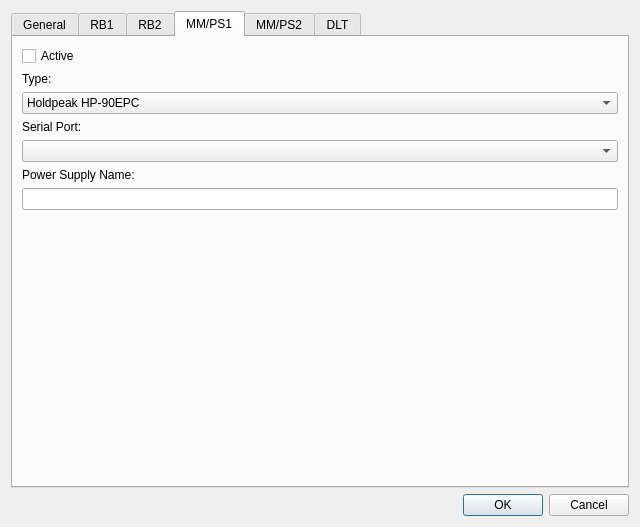
This is settingsdialog.ui in alexmucde/DLTPower as Qt 5 draws it before an edit. The edited form follows.
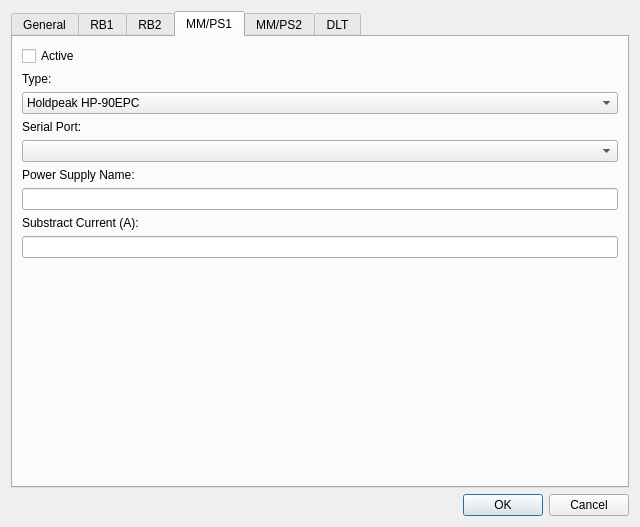
This is the edited form. The open tabs and pages were chosen to show the change.

Commit message: Added substract current feature for power supplies

```diff
--- a/settingsdialog.ui
+++ b/settingsdialog.ui
@@ -298,6 +298,16 @@
        <item>
         <widget class="QLineEdit" name="lineEditPower1Name"/>
        </item>
+       <item>
+        <widget class="QLabel" name="label_20">
+         <property name="text">
+          <string>Substract Current (A):</string>
+         </property>
+        </widget>
+       </item>
+       <item>
+        <widget class="QLineEdit" name="lineEditPower1SubstractCurrent"/>
+       </item>
        <item>
         <spacer name="verticalSpacer_4">
          <property name="orientation">
```
Left out of the diff: 10 changed lines with no effect on the pictures. The commit also changes 5 other files.
